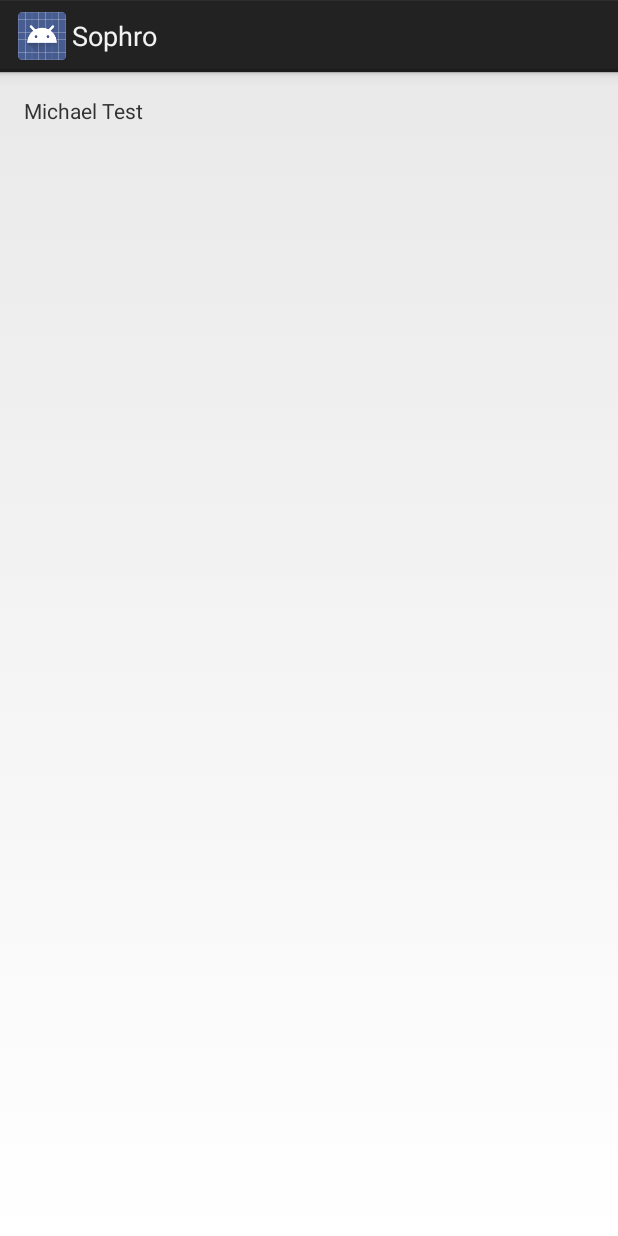
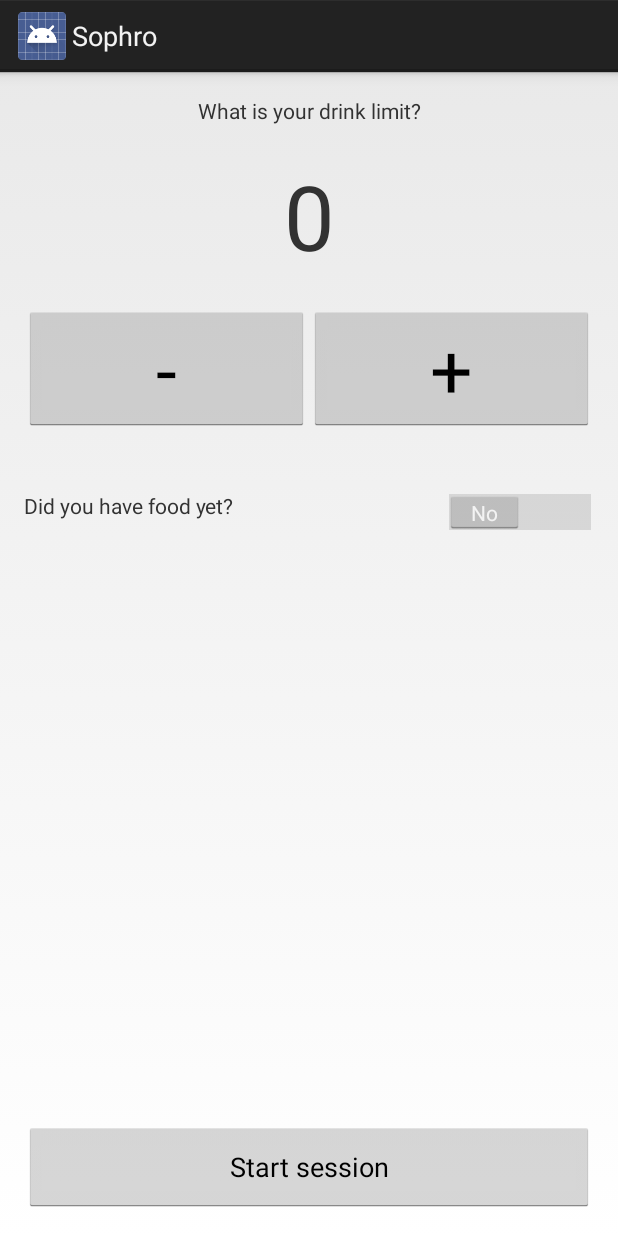
Before and after one commit to lifeofmle/Sophro, an Android app: the layout activity_session_limit.xml on its own in the app's theme, with its tools: preview values and no code run, on a phone screen of 412 x 824 dp. Run offline under Robolectric (Android 15) with nearby library versions, the phone set to English and light mode, and no system bars.

Commit message:
Add code to handle setting limits

```diff
--- a/SophroApp/src/main/AndroidManifest.xml
+++ b/SophroApp/src/main/AndroidManifest.xml
@@ -8,7 +8,7 @@
         android:label="@string/app_name"
         android:theme="@style/AppTheme" >
         <activity
-            android:name="com.lifeofmle.sophro.app.MainActivity"
+            android:name=".activities.MainActivity"
             android:label="@string/app_name" >
             <intent-filter>
                 <action android:name="android.intent.action.MAIN" />
--- a/SophroApp/src/main/java/com/lifeofmle/sophro/app/common/Drink.java
+++ b/SophroApp/src/main/java/com/lifeofmle/sophro/app/common/Drink.java
@@ -5,7 +5,6 @@ import java.util.Date;
 /**
  * Created by mle on 2014-04-27.
  */
-public class Drink {
-    private Date loggedDate;
+public class Drink extends SessionItem {
 
 }
--- a/SophroApp/src/main/res/layout/activity_session_limit.xml
+++ b/SophroApp/src/main/res/layout/activity_session_limit.xml
@@ -8,9 +8,73 @@
     android:paddingBottom="@dimen/activity_vertical_margin"
     tools:context="com.lifeofmle.sophro.app.activities.SessionLimitActivity">
 
-    <TextView
-        android:text="@string/hello_world"
-        android:layout_width="wrap_content"
-        android:layout_height="wrap_content" />
+    <LinearLayout
+        android:layout_width="match_parent"
+        android:layout_height="match_parent"
+        android:orientation="vertical">
+        <TextView
+            android:layout_width="match_parent"
+            android:layout_height="wrap_content"
+            android:gravity="center"
+            android:text="@string/label_limit"/>
 
+        <TextView
+            android:id="@+id/label_limitCount"
+            android:layout_width="match_parent"
+            android:layout_height="wrap_content"
+            android:gravity="center"
+            android:textSize="60dp"
+            android:layout_margin="20dp"
+            android:text="0"/>
+
+        <LinearLayout
+            android:layout_width="match_parent"
+            android:layout_height="wrap_content"
+            android:orientation="horizontal">
+            <Button
+                android:id="@+id/button_subtract"
+                android:layout_weight="1"
+                android:layout_width="match_parent"
+                android:layout_height="match_parent"
+                android:textSize="50dp"
+                android:text="-"/>
+            <Button
+                android:id="@+id/button_add"
+                android:layout_weight="1"
+                android:layout_width="match_parent"
+                android:layout_height="match_parent"
+                android:textSize="50dp"
+                android:text="+"/>
+        </LinearLayout>
+
+        <LinearLayout
+            android:layout_weight="1"
+            android:layout_marginTop="40dp"
+            android:layout_width="match_parent"
+            android:layout_height="wrap_content"
+            android:orientation="horizontal">
+
+            <TextView
+                android:layout_width="wrap_content"
+                android:layout_height="match_parent"
+                android:text="@string/label_food"/>
+
+
+            <Switch
+                android:gravity="top"
+                android:id="@+id/switch_food"
+                android:layout_width="match_parent"
+                android:layout_height="match_parent"
+                android:textOff="@string/switch_no"
+                android:textOn="@string/switch_yes"/>
+        </LinearLayout>
+
+        <Button
+
+            android:layout_gravity="bottom"
+            android:layout_width="match_parent"
+            android:layout_height="60dp"
+            android:text="@string/button_startSession"/>
+
+    </LinearLayout>
 </RelativeLayout>
--- a/SophroApp/src/main/res/menu/main.xml
+++ b/SophroApp/src/main/res/menu/main.xml
@@ -1,6 +1,6 @@
 <menu xmlns:android="http://schemas.android.com/apk/res/android"
     xmlns:tools="http://schemas.android.com/tools"
-    tools:context="com.lifeofmle.sophro.app.MainActivity" >
+    tools:context="com.lifeofmle.sophro.app.activities.MainActivity" >
 
     <item android:id="@+id/main_layout"
         android:title="@string/action_settings"
--- a/SophroApp/src/main/res/values/strings.xml
+++ b/SophroApp/src/main/res/values/strings.xml
@@ -6,5 +6,12 @@
     <string name="action_settings">Settings</string>
     <string name="title_activity_session_limit">SessionLimitActivity</string>
     <string name="title_activity_session">SessionActivity</string>
+    <string name="button_start">Start drinking session</string>
+    <string name="label_activities">Past Activities</string>
+    <string name="label_limit">What is your drink limit?</string>
+    <string name="switch_no">No</string>
+    <string name="switch_yes">Yes</string>
+    <string name="label_food">Did you have food yet?</string>
+    <string name="button_startSession">Start session</string>
 
 </resources>
```
Also changed, not shown: SophroApp/src/main/java/com/lifeofmle/sophro/app/activities/ActivityTopics.java (added, +9 -0 lines), SophroApp/src/main/java/com/lifeofmle/sophro/app/activities/MainActivity.java (renamed from SophroApp/src/main/java/com/lifeofmle/sophro/app/MainActivity.java, +17 -1 lines), SophroApp/src/main/java/com/lifeofmle/sophro/app/activities/SessionLimitActivity.java (+21 -1 lines), SophroApp/src/main/java/com/lifeofmle/sophro/app/common/Alert.java (deleted, +0 -7 lines), SophroApp/src/main/java/com/lifeofmle/sophro/app/common/Session.java (+120 -9 lines), SophroApp/src/main/java/com/lifeofmle/sophro/app/common/SessionItem.java (added, +39 -0 lines), SophroApp/src/main/java/com/lifeofmle/sophro/app/test/common/AlertTest.java (added, +18 -0 lines), SophroApp/src/main/java/com/lifeofmle/sophro/app/test/common/SessionItemTest.java (added, +31 -0 lines), SophroApp/src/main/java/com/lifeofmle/sophro/app/test/common/SessionTest.java (added, +87 -0 lines), SophroApp/src/main/res/layout/activity_main.xml (+19 -7 lines).
